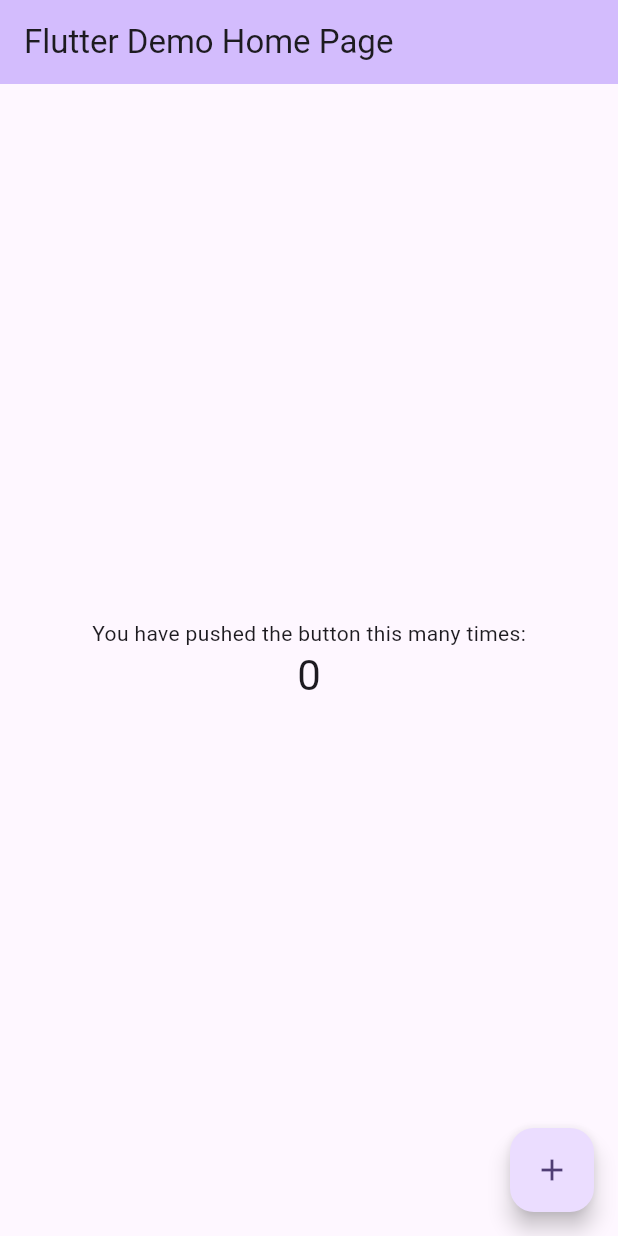
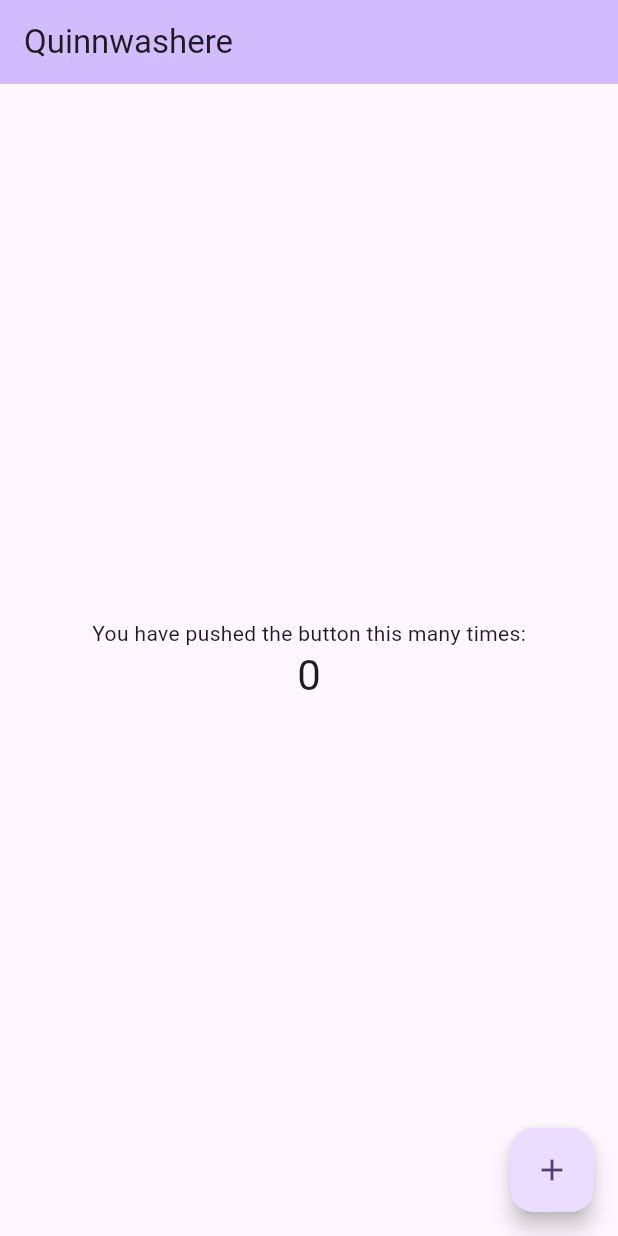
Before and after one commit to Quinn-Farnet/flutter_repo_test, a Flutter app: the screen it shows after launch, on a phone screen of 412 x 824 dp. Run offline on Flutter 3.47's test engine with Material 3 defaults, Android fonts, the phone set to English and light mode, and no system bars.

Commit message:
i was here

```diff
--- a/lib/main.dart
+++ b/lib/main.dart
@@ -31,7 +31,7 @@ class MyApp extends StatelessWidget {
         colorScheme: ColorScheme.fromSeed(seedColor: Colors.deepPurple),
         useMaterial3: true,
       ),
-      home: const MyHomePage(title: 'Flutter Demo Home Page'),
+      home: const MyHomePage(title: 'Quinnwashere'),
     );
   }
 }
```
